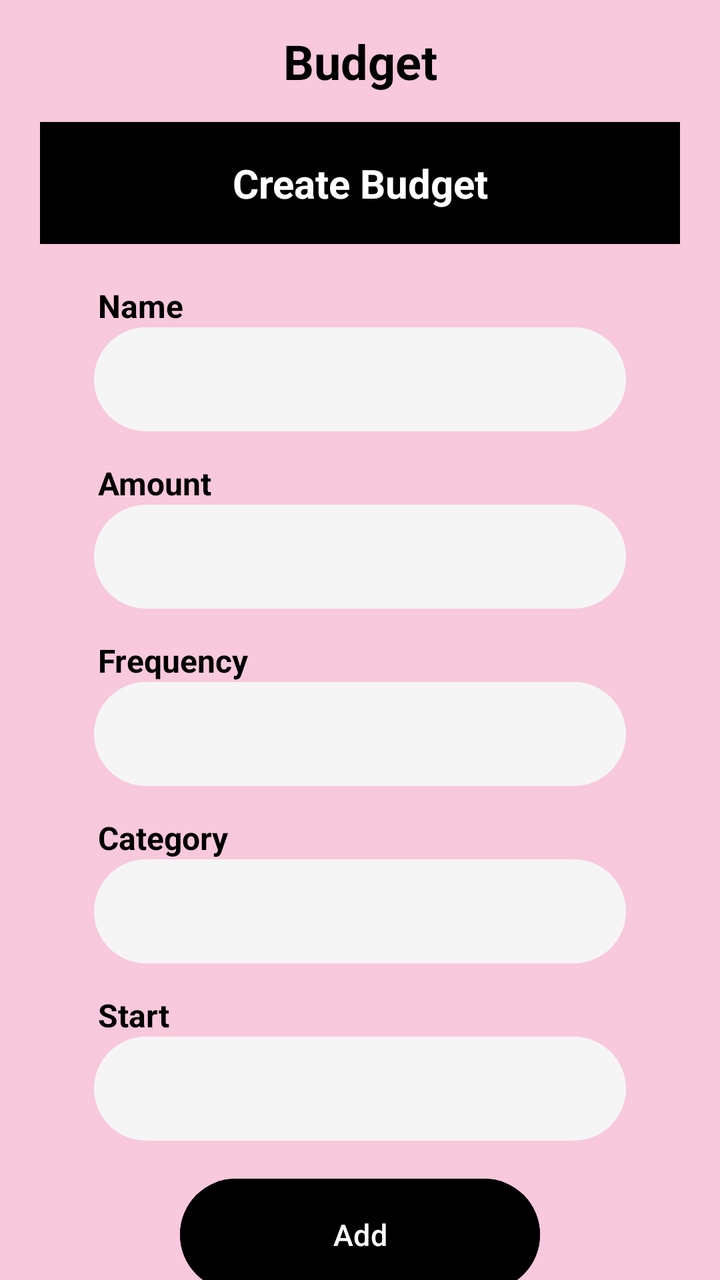
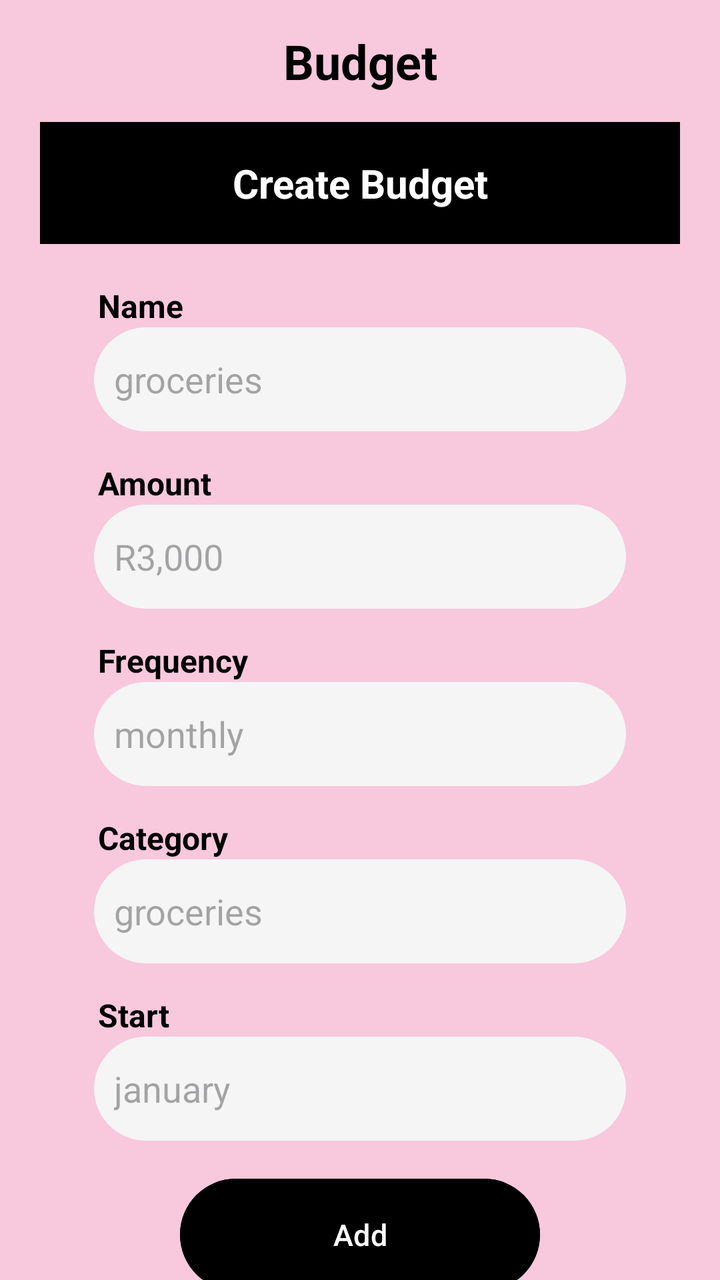

Compare the two renders of this Android layout. The source of the first and the diff that turns it into the second are given below.
<!-- AndroidManifest.xml: application theme Theme.PiggyApp -->
<!-- res/layout/activity_budget.xml -->
<?xml version="1.0" encoding="utf-8"?>
<LinearLayout xmlns:android="http://schemas.android.com/apk/res/android"
    xmlns:app="http://schemas.android.com/apk/res-auto"
    xmlns:tools="http://schemas.android.com/tools"
    android:id="@+id/main"
    android:layout_width="match_parent"
    android:layout_height="match_parent"
    android:orientation="vertical"
    tools:context=".Budget">

<LinearLayout
    android:layout_width="match_parent"
    android:layout_height="match_parent"
    android:background="@color/piggy_pink"
    android:gravity="center_horizontal"
    android:orientation="vertical">

    <TextView
        android:id="@+id/textView"
        android:layout_width="262dp"
        android:layout_height="61dp"
        android:gravity="center"
        android:text="Budget"
        android:textStyle="bold"
        android:textColor="@color/piggy_black"
        android:textAlignment="center"
        android:textSize="24sp" />
    <TextView
        android:id="@+id/textView22"
        android:layout_width="match_parent"
        android:layout_height="61dp"
        android:gravity="center"
        android:text="Create Budget"
        android:textAlignment="center"
        android:textStyle="bold"
        android:textSize="20sp"
        android:textColor="@color/piggy_white"
        android:background="@color/piggy_black"
        android:layout_marginBottom="20dp"
        android:layout_marginLeft="20dp"
        android:layout_marginRight="20dp" />

    <TextView
        android:id="@+id/textView24"
        android:layout_width="262dp"
        android:layout_height="wrap_content"
        android:text="Name"
        android:textAlignment="textStart"
        android:textColor="@color/piggy_black"
        android:textSize="16sp"
        android:textStyle="bold" />

    <EditText
        android:id="@+id/edtUsername"
        android:layout_width="266dp"
        android:layout_height="52dp"
        android:layout_marginBottom="15dp"
        android:background="@drawable/rounded_corners"
        android:ems="10"
        android:inputType="text"
        android:paddingLeft="10dp"
        />

    <TextView
        android:id="@+id/textView23"
        android:layout_width="262dp"
        android:layout_height="wrap_content"
        android:text="Amount"
        android:textAlignment="textStart"
        android:textColor="@color/piggy_black"
        android:textSize="16sp"
        android:textStyle="bold" />

    <EditText
        android:id="@+id/editTextText2"
        android:layout_width="266dp"
        android:layout_height="52dp"
        android:layout_marginBottom="15dp"
        android:background="@drawable/rounded_corners"
        android:ems="10"
        android:inputType="number"
        android:paddingLeft="10dp"/>

    <TextView
        android:id="@+id/textView25"
        android:layout_width="262dp"
        android:layout_height="wrap_content"
        android:text="Frequency"
        android:textAlignment="textStart"
        android:textColor="@color/piggy_black"
        android:textSize="16sp"
        android:textStyle="bold"/>

    <EditText
        android:id="@+id/editTextText3"
        android:layout_width="266dp"
        android:layout_height="52dp"
        android:layout_marginBottom="15dp"
        android:background="@drawable/rounded_corners"
        android:ems="10"
        android:inputType="text"
        android:paddingLeft="10dp" />

    <TextView
        android:id="@+id/textView26"
        android:layout_width="262dp"
        android:layout_height="wrap_content"
        android:text="Category"
        android:textAlignment="textStart"
        android:textColor="@color/piggy_black"
        android:textSize="16sp"
        android:textStyle="bold" />
    <EditText
        android:id="@+id/editTextText33"
        android:layout_width="266dp"
        android:layout_height="52dp"
        android:layout_marginBottom="15dp"
        android:background="@drawable/rounded_corners"
        android:ems="10"
        android:inputType="text"
        android:paddingLeft="10dp" />

    <TextView
        android:id="@+id/textView222"
        android:layout_width="262dp"
        android:layout_height="wrap_content"
        android:text="Start"
        android:textAlignment="textStart"
        android:textColor="@color/piggy_black"
        android:textSize="16sp"
        android:textStyle="bold" />

    <EditText
        android:id="@+id/editTextText4"
        android:layout_width="266dp"
        android:layout_height="52dp"
        android:layout_marginBottom="15dp"
        android:background="@drawable/rounded_corners"
        android:ems="10"
        android:inputType="text"
        android:paddingLeft="10dp"/>

    <Button
        android:id="@+id/addButton"
        android:layout_width="180dp"
        android:layout_height="64dp"
        android:backgroundTint="@color/piggy_black"
        android:text="Add"
        android:textSize="15sp" />
    <Button
        android:id="@+id/myBudgetsButton"
        android:layout_width="180dp"
        android:layout_height="64dp"
        android:backgroundTint="@color/piggy_black"
        android:text="My Budgets"
        android:textSize="15sp" />


</LinearLayout>

</LinearLayout>
<!-- resources referenced by this layout -->
<resources>
  <color name="piggy_black">#000000</color>
  <color name="piggy_pink">#F8C8DC</color>
  <color name="piggy_white">#FFFFFF</color>
  <!-- drawable rounded_corners (drawable) -->
  <?xml version="1.0" encoding="utf-8"?>
  <shape xmlns:android="http://schemas.android.com/apk/res/android"
      android:shape="rectangle"
      android:padding="10dp">
  
      <solid android:color="@color/piggy_gray" />
      <corners
  
          android:radius="250dp"/>
  </shape>
  <style name="Theme.PiggyApp" parent="Base.Theme.PiggyApp" />
  <color name="piggy_gray">#F5F5F5</color>
  <style name="Base.Theme.PiggyApp" parent="Theme.Material3.DayNight.NoActionBar">
          
          
      </style>
</resources>

<!-- the commit's change to res/layout/activity_budget.xml (unified diff, before → after) -->
@@ -57,9 +57,9 @@
         android:layout_marginBottom="15dp"
         android:background="@drawable/rounded_corners"
         android:ems="10"
+        android:hint="groceries"
         android:inputType="text"
-        android:paddingLeft="10dp"
-        />
+        android:paddingLeft="10dp" />
 
     <TextView
         android:id="@+id/textView23"
@@ -78,8 +78,9 @@
         android:layout_marginBottom="15dp"
         android:background="@drawable/rounded_corners"
         android:ems="10"
+        android:hint="R3,000"
         android:inputType="number"
-        android:paddingLeft="10dp"/>
+        android:paddingLeft="10dp" />
 
     <TextView
         android:id="@+id/textView25"
@@ -98,6 +99,7 @@
         android:layout_marginBottom="15dp"
         android:background="@drawable/rounded_corners"
         android:ems="10"
+        android:hint="monthly"
         android:inputType="text"
         android:paddingLeft="10dp" />
 
@@ -110,6 +112,7 @@
         android:textColor="@color/piggy_black"
         android:textSize="16sp"
         android:textStyle="bold" />
+
     <EditText
         android:id="@+id/editTextText33"
         android:layout_width="266dp"
@@ -117,6 +120,7 @@
         android:layout_marginBottom="15dp"
         android:background="@drawable/rounded_corners"
         android:ems="10"
+        android:hint="groceries"
         android:inputType="text"
         android:paddingLeft="10dp" />
 
@@ -137,11 +141,12 @@
         android:layout_marginBottom="15dp"
         android:background="@drawable/rounded_corners"
         android:ems="10"
+        android:hint="january"
         android:inputType="text"
-        android:paddingLeft="10dp"/>
+        android:paddingLeft="10dp" />
 
     <Button
-        android:id="@+id/addButton"
+        android:id="@+id/btnLogin"
         android:layout_width="180dp"
         android:layout_height="64dp"
         android:backgroundTint="@color/piggy_black"
